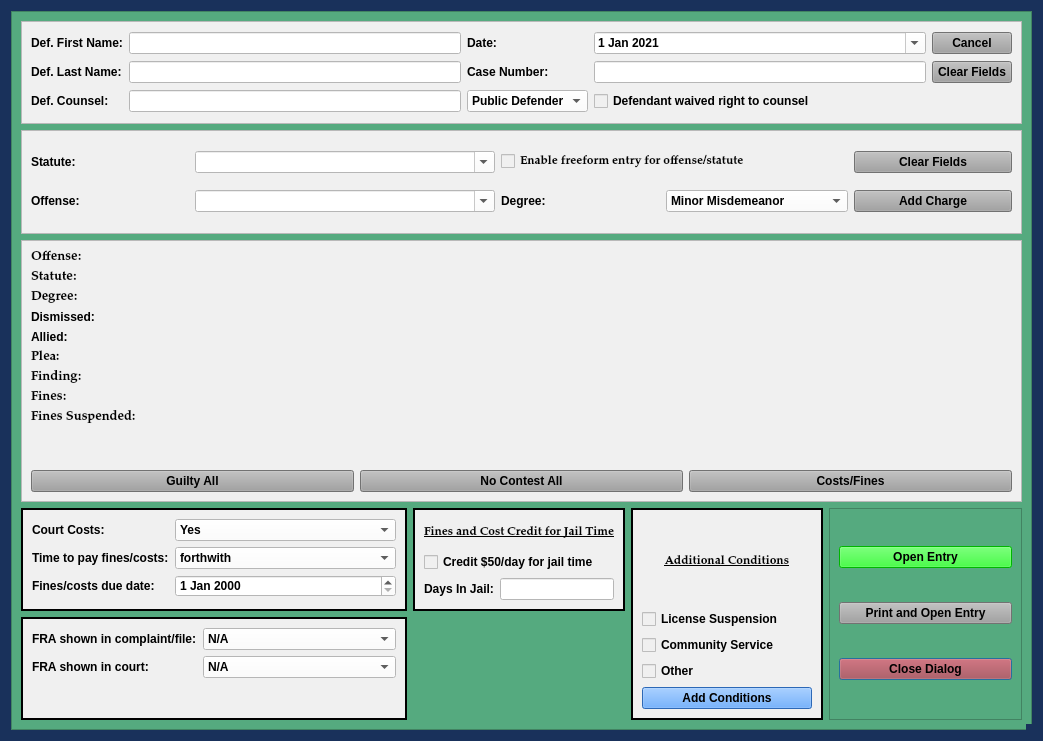
HunterProgram22/MuniEntry, file package/views/ui/NoJailPleaDialog.ui: the form before one commit.
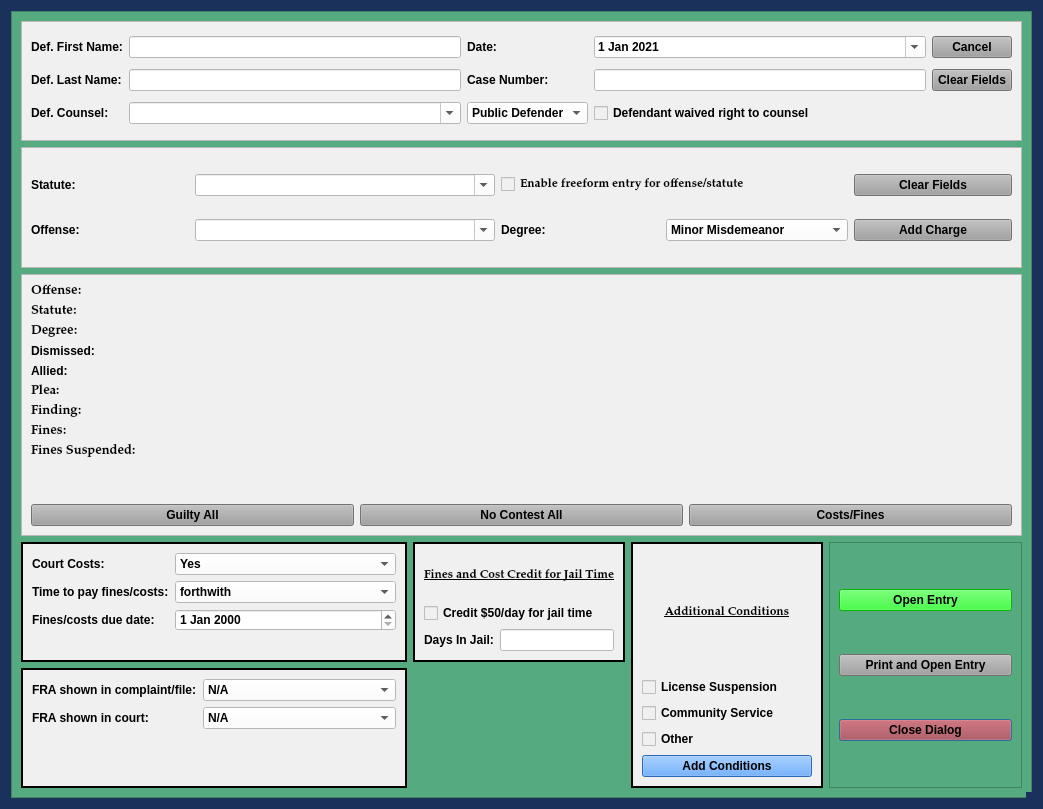
The form after the commit.

Commit message: Updated defense counsel to combobox and added attorneys to load.

What changed in the file:
```diff
--- a/package/views/ui/NoJailPleaDialog.ui
+++ b/package/views/ui/NoJailPleaDialog.ui
@@ -10,7 +10,7 @@
     <x>0</x>
     <y>0</y>
     <width>1043</width>
-    <height>741</height>
+    <height>809</height>
    </rect>
   </property>
   <property name="sizePolicy">
@@ -162,8 +162,8 @@
        <rect>
         <x>0</x>
         <y>0</y>
-        <width>1023</width>
-        <height>721</height>
+        <width>1021</width>
+        <height>787</height>
        </rect>
       </property>
       <layout class="QGridLayout" name="gridLayout_4" columnstretch="2,1,1,1">
@@ -777,13 +777,6 @@
             </property>
            </widget>
           </item>
-          <item row="3" column="1">
-           <widget class="QLineEdit" name="defense_counsel_name_box">
-            <property name="styleSheet">
-             <string notr="true">background-color: rgb(255, 255, 255);</string>
-            </property>
-           </widget>
-          </item>
           <item row="3" column="2">
            <widget class="QComboBox" name="defense_counsel_type_box">
             <property name="styleSheet">
@@ -808,6 +801,16 @@
             </property>
            </widget>
           </item>
+          <item row="3" column="1">
+           <widget class="QComboBox" name="defense_counsel_name_box">
+            <property name="styleSheet">
+             <string notr="true">background-color: rgb(255, 255, 255);</string>
+            </property>
+            <property name="editable">
+             <bool>true</bool>
+            </property>
+           </widget>
+          </item>
          </layout>
         </widget>
        </item>
```
Left out of the diff: 4 changed lines with no effect on the pictures. The commit also changes 16 other files.
